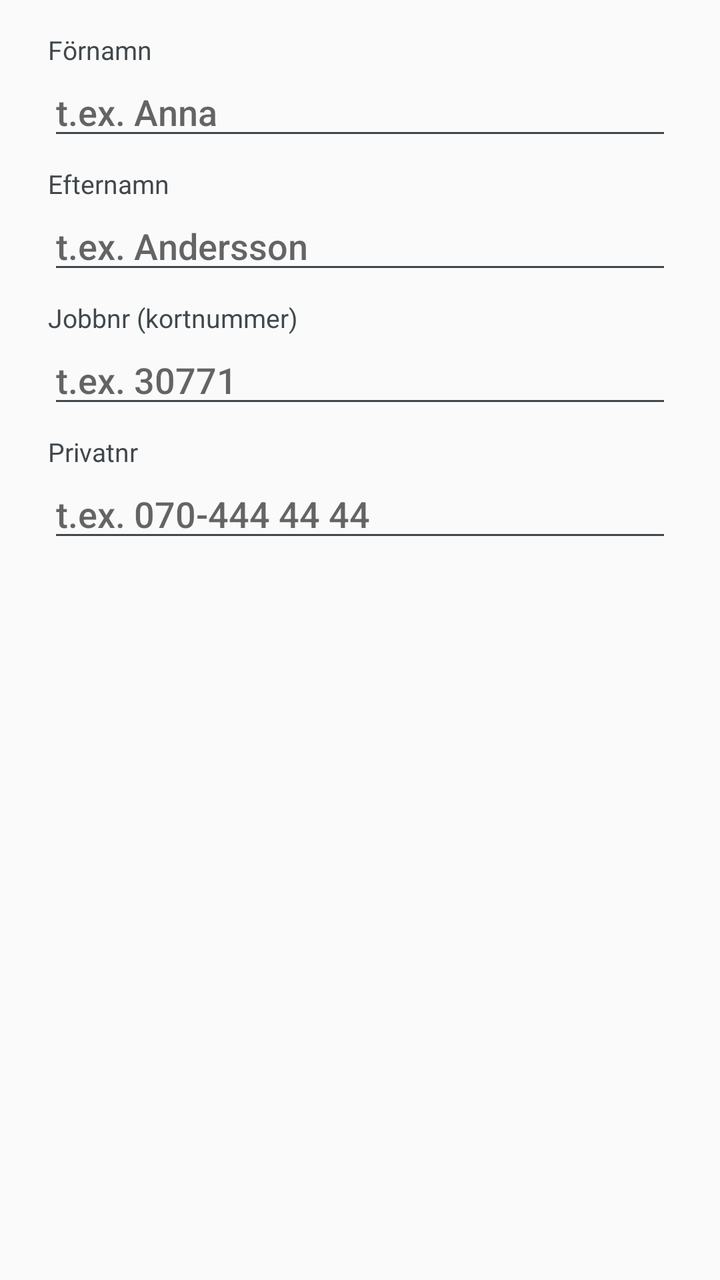
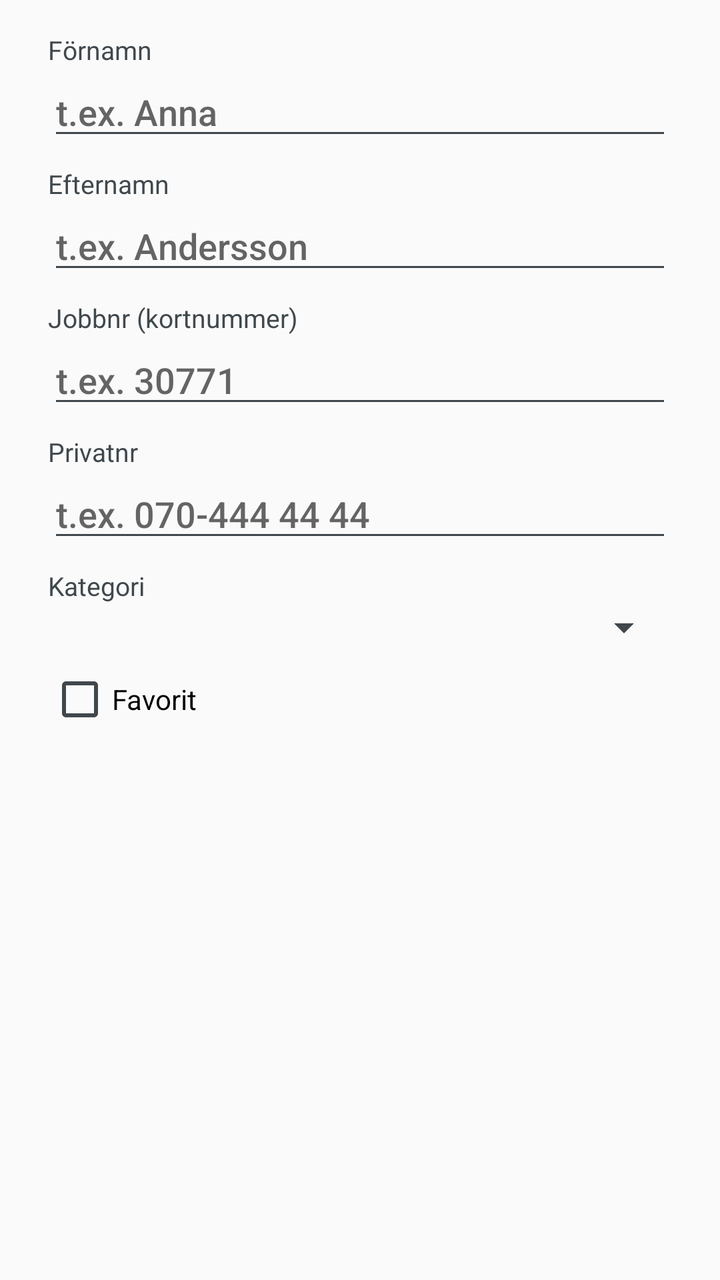

Screens rendered from an Android XML layout before and after an edit, with the pre-edit source and the edit as a unified diff.
<!-- AndroidManifest.xml: application theme Theme.Jobbdialer -->
<!-- res/layout/dialog_contact_edit.xml -->
<?xml version="1.0" encoding="utf-8"?>
<ScrollView xmlns:android="http://schemas.android.com/apk/res/android"
    android:layout_width="match_parent"
    android:layout_height="wrap_content">

    <LinearLayout
        android:layout_width="match_parent"
        android:layout_height="wrap_content"
        android:orientation="vertical"
        android:paddingLeft="@dimen/dialog_padding_h"
        android:paddingTop="@dimen/space_small"
        android:paddingRight="@dimen/dialog_padding_h">

        <TextView
            style="@style/DialogLabel"
            android:labelFor="@+id/edit_first_name"
            android:text="@string/label_first_name" />

        <EditText
            android:id="@+id/edit_first_name"
            style="@style/DialogField"
            android:hint="@string/hint_first_name"
            android:inputType="textPersonName|textCapWords" />

        <TextView
            style="@style/DialogLabel"
            android:labelFor="@+id/edit_last_name"
            android:text="@string/label_last_name" />

        <EditText
            android:id="@+id/edit_last_name"
            style="@style/DialogField"
            android:hint="@string/hint_last_name"
            android:inputType="textPersonName|textCapWords" />

        <TextView
            style="@style/DialogLabel"
            android:labelFor="@+id/edit_work_number"
            android:text="@string/label_work_number" />

        <EditText
            android:id="@+id/edit_work_number"
            style="@style/DialogField"
            android:hint="@string/hint_work_number"
            android:inputType="phone" />

        <TextView
            style="@style/DialogLabel"
            android:labelFor="@+id/edit_private_number"
            android:text="@string/label_private_number" />

        <EditText
            android:id="@+id/edit_private_number"
            style="@style/DialogField"
            android:hint="@string/hint_private_number"
            android:imeOptions="actionDone"
            android:inputType="phone" />
    </LinearLayout>
</ScrollView>
<!-- resources referenced by this layout -->
<resources>
  <dimen name="dialog_padding_h">24dp</dimen>
  <dimen name="space_small">8dp</dimen>
  <string name="hint_first_name">t.ex. Anna</string>
  <string name="hint_last_name">t.ex. Andersson</string>
  <string name="hint_private_number">t.ex. 070-444 44 44</string>
  <string name="hint_work_number">t.ex. 30771</string>
  <string name="label_first_name">Förnamn</string>
  <string name="label_last_name">Efternamn</string>
  <string name="label_private_number">Privatnr</string>
  <string name="label_work_number">Jobbnr (kortnummer)</string>
  <style name="DialogField">
          <item name="android:layout_width">match_parent</item>
          <item name="android:layout_height">wrap_content</item>
          <item name="android:maxLines">1</item>
          <item name="android:importantForAutofill">no</item>
          <item name="android:imeOptions">actionNext</item>
      </style>
  <style name="DialogLabel">
          <item name="android:layout_width">match_parent</item>
          <item name="android:layout_height">wrap_content</item>
          <item name="android:layout_marginTop">@dimen/space_small</item>
          <item name="android:textSize">13sp</item>
          <item name="android:textColor">?android:attr/textColorSecondary</item>
      </style>
  <style name="Theme.Jobbdialer" parent="android:Theme.DeviceDefault.Light.NoActionBar">
          <item name="android:colorPrimary">@color/primary</item>
          <item name="android:colorPrimaryDark">@color/primary_dark</item>
          <item name="android:colorAccent">@color/accent</item>
          <item name="android:statusBarColor">@color/primary_dark</item>
          
          <item name="android:windowLightStatusBar">false</item>
          <item name="android:windowBackground">@color/window_bg</item>
      </style>
  <color name="primary">#FF1565C0</color>
  <color name="primary_dark">#FF0D47A1</color>
  <color name="accent">#FFFF8F00</color>
  <color name="window_bg">#FFFAFAFA</color>
</resources>

<!-- the commit's change to res/layout/dialog_contact_edit.xml (unified diff, before → after) -->
@@ -53,7 +53,24 @@
             android:id="@+id/edit_private_number"
             style="@style/DialogField"
             android:hint="@string/hint_private_number"
-            android:imeOptions="actionDone"
+            android:imeOptions="actionNext"
             android:inputType="phone" />
+
+        <TextView
+            style="@style/DialogLabel"
+            android:labelFor="@+id/edit_category"
+            android:text="@string/label_category" />
+
+        <Spinner
+            android:id="@+id/edit_category"
+            android:layout_width="match_parent"
+            android:layout_height="wrap_content" />
+
+        <CheckBox
+            android:id="@+id/edit_favorite"
+            android:layout_width="match_parent"
+            android:layout_height="wrap_content"
+            android:layout_marginTop="@dimen/space_small"
+            android:text="@string/label_favorite" />
     </LinearLayout>
 </ScrollView>
<!-- resource entries referenced after the edit -->
@@ -6,6 +6,8 @@
   <string name="hint_last_name">t.ex. Andersson</string>
   <string name="hint_private_number">t.ex. 070-444 44 44</string>
   <string name="hint_work_number">t.ex. 30771</string>
+  <string name="label_category">Kategori</string>
+  <string name="label_favorite">Favorit</string>
   <string name="label_first_name">Förnamn</string>
   <string name="label_last_name">Efternamn</string>
   <string name="label_private_number">Privatnr</string>
